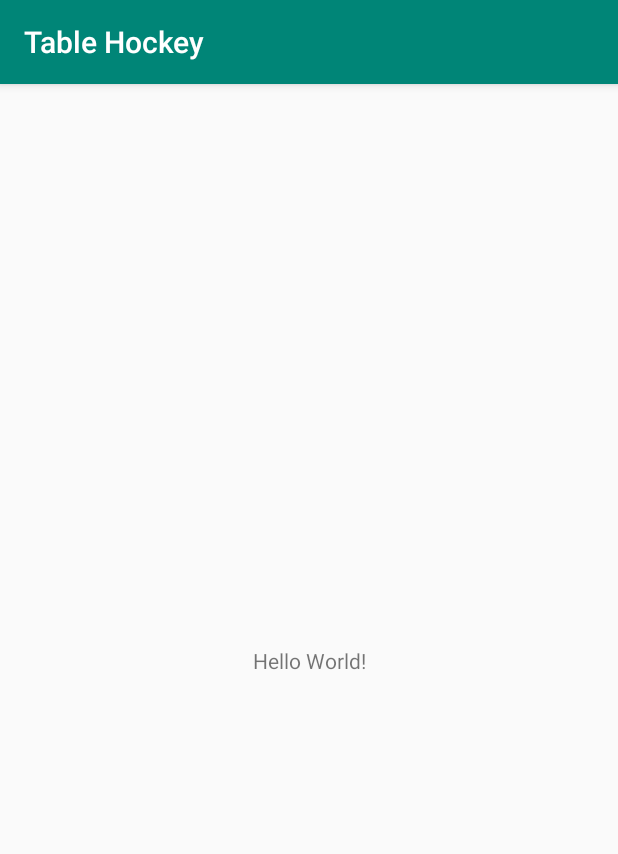
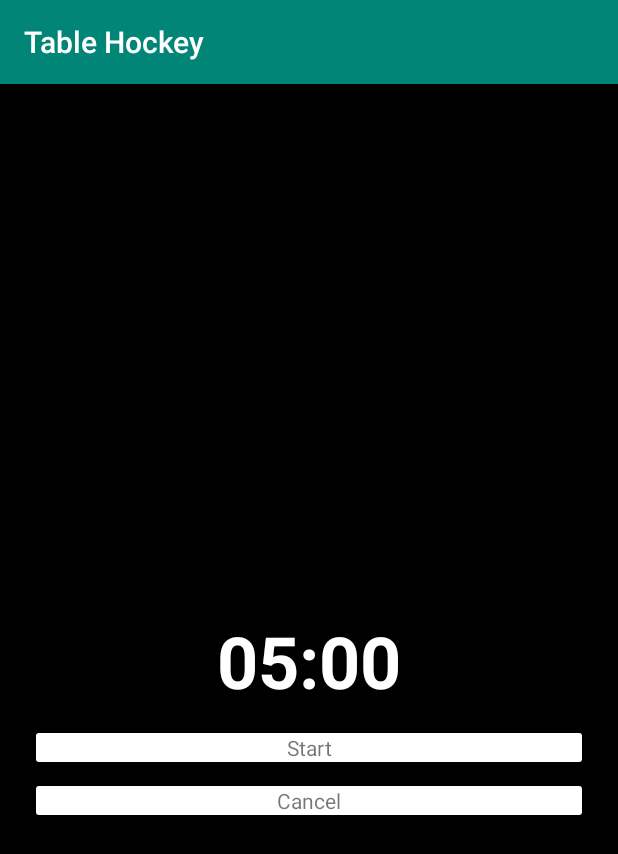
Before and after one commit to AndreyMolochko/Rx, an Android app: the screen it shows after launch (MainActivity), on a phone screen of 412 x 824 dp. Shown: the top 854 px of the screen. Run offline under Robolectric (Android 15) with nearby library versions, the phone set to English and light mode, and no system bars; Roboto replaces fonts that are not available here.

Commit message:
create selectors for buttons, add buttons, add dimens

```diff
--- a/app/src/main/java/com/ostrovec/tablehockey/MainActivity.kt
+++ b/app/src/main/java/com/ostrovec/tablehockey/MainActivity.kt
@@ -7,6 +7,7 @@ class MainActivity : AppCompatActivity() {
 
     override fun onCreate(savedInstanceState: Bundle?) {
         super.onCreate(savedInstanceState)
+
         setContentView(R.layout.activity_main)
     }
 }
--- /dev/null
+++ b/app/src/main/res/drawable/selector_bg_primary_button.xml
@@ -0,0 +1,12 @@
+<?xml version="1.0" encoding="utf-8"?>
+<selector xmlns:android="http://schemas.android.com/apk/res/android">
+
+    <item android:drawable="@drawable/shape_bg_primary_button_pressed" android:state_pressed="true" />
+
+    <item android:drawable="@drawable/shape_bg_primary_button_pressed" android:state_selected="true" />
+    <item android:drawable="@drawable/shape_bg_primary_button_pressed" android:state_focused="true" />
+
+    <item android:drawable="@drawable/shape_bg_primary_button_default" />
+
+
+</selector>
--- /dev/null
+++ b/app/src/main/res/drawable/shape_bg_primary_button_default.xml
@@ -0,0 +1,11 @@
+<?xml version="1.0" encoding="utf-8"?>
+<ripple
+    xmlns:android="http://schemas.android.com/apk/res/android"
+    android:color="@color/colorBlack">
+    <item>
+        <shape android:shape="rectangle">
+            <solid android:color="@color/colorWhite"/>
+            <corners android:radius="2dp"/>
+        </shape>
+    </item>
+</ripple>
--- /dev/null
+++ b/app/src/main/res/drawable/shape_bg_primary_button_pressed.xml
@@ -0,0 +1,11 @@
+<?xml version="1.0" encoding="utf-8"?>
+<ripple
+    xmlns:android="http://schemas.android.com/apk/res/android"
+    android:color="@color/colorBlack">
+    <item>
+        <shape android:shape="rectangle">
+            <solid android:color="@color/colorAccent"/>
+            <corners android:radius="2dp"/>
+        </shape>
+    </item>
+</ripple>
--- a/app/src/main/res/layout/activity_main.xml
+++ b/app/src/main/res/layout/activity_main.xml
@@ -4,16 +4,46 @@
     xmlns:tools="http://schemas.android.com/tools"
     android:layout_width="match_parent"
     android:layout_height="match_parent"
+    android:background="@color/colorBlack"
+    android:paddingEnd="@dimen/big_medium_padding"
+    android:paddingStart="@dimen/big_medium_padding"
     tools:context=".MainActivity">
 
     <TextView
+        android:id="@+id/main_timer_text_view"
         android:layout_width="wrap_content"
         android:layout_height="wrap_content"
         android:fontFamily="@font/codystar_light"
-        android:text="Hello World!"
+        android:text="05:00"
+        android:textColor="@color/colorWhite"
+        android:textSize="@dimen/huge_text_size"
+        android:textStyle="bold"
         app:layout_constraintBottom_toBottomOf="parent"
         app:layout_constraintLeft_toLeftOf="parent"
         app:layout_constraintRight_toRightOf="parent"
         app:layout_constraintTop_toTopOf="parent" />
 
+    <TextView
+        android:id="@+id/main_start_end_button_text_view"
+        android:layout_width="match_parent"
+        android:layout_height="wrap_content"
+        android:layout_marginTop="@dimen/medium_padding"
+        android:background="@drawable/selector_bg_primary_button"
+        android:text="Start"
+        android:gravity="center"
+        app:layout_constraintEnd_toEndOf="parent"
+        app:layout_constraintStart_toStartOf="parent"
+        app:layout_constraintTop_toBottomOf="@id/main_timer_text_view" />
+
+    <TextView
+        android:id="@+id/main_cancel_button_text_view"
+        android:layout_width="match_parent"
+        android:layout_height="wrap_content"
+        android:layout_marginTop="@dimen/medium_padding"
+        android:background="@drawable/selector_bg_primary_button"
+        android:gravity="center"
+        android:text="Cancel"
+        app:layout_constraintStart_toStartOf="parent"
+        app:layout_constraintTop_toBottomOf="@id/main_start_end_button_text_view" />
+
 </androidx.constraintlayout.widget.ConstraintLayout>
--- a/app/src/main/res/values/colors.xml
+++ b/app/src/main/res/values/colors.xml
@@ -3,4 +3,6 @@
     <color name="colorPrimary">#008577</color>
     <color name="colorPrimaryDark">#00574B</color>
     <color name="colorAccent">#D81B60</color>
+    <color name="colorBlack">#000000</color>
+    <color name="colorWhite">#FFFFFF</color>
 </resources>
--- /dev/null
+++ b/app/src/main/res/values/dimens.xml
@@ -0,0 +1,12 @@
+<?xml version="1.0" encoding="utf-8"?>
+<resources>
+
+    <dimen name="huge_text_size">48sp</dimen>
+
+    <dimen name="small_padding">4dp</dimen>
+    <dimen name="normal_padding">8dp</dimen>
+    <dimen name="medium_padding">16dp</dimen>
+    <dimen name="big_medium_padding">24dp</dimen>
+    <dimen name="big_padding">32dp</dimen>
+
+</resources>
```
